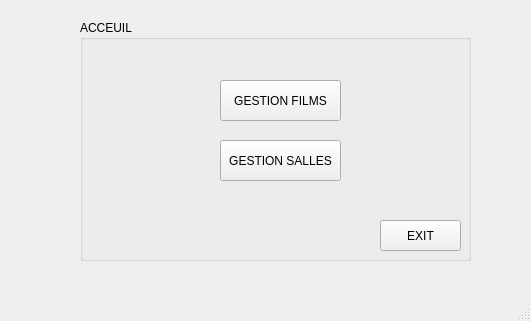
First picture: the form in mainwindow.ui, repository semahkadri/Smart_Cinema-Application-Desktop-, before the edit.
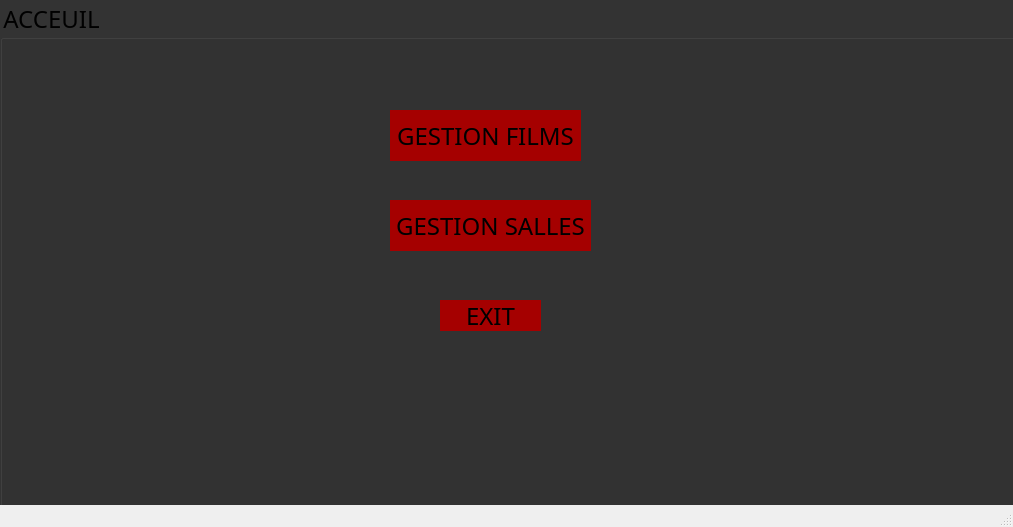
Second picture: the form after the edit. Icons and pictures are not drawn.

```diff
--- a/mainwindow.ui
+++ b/mainwindow.ui
@@ -6,8 +6,8 @@
    <rect>
     <x>0</x>
     <y>0</y>
-    <width>531</width>
-    <height>321</height>
+    <width>1013</width>
+    <height>527</height>
    </rect>
   </property>
   <property name="windowTitle">
@@ -17,22 +17,72 @@
    <widget class="QGroupBox" name="groupBox">
     <property name="geometry">
      <rect>
-      <x>80</x>
-      <y>20</y>
-      <width>391</width>
-      <height>241</height>
+      <x>0</x>
+      <y>0</y>
+      <width>1081</width>
+      <height>551</height>
      </rect>
     </property>
+    <property name="styleSheet">
+     <string notr="true">
+*{
+font-family:century gothic;
+font-size:24px;
+
+}
+QGroupBox
+{
+background:#333;
+background-image:url(:/caca.jpg);
+}
+#pushButton
+{
+color:black;
+border-radius:60px;
+background:#a50000;
+}
+#pushButton:hover
+{
+color:white;
+background:#000000;
+border-radius:60px;
+}
+#pushButton_2
+{
+color:black;
+border-radius:60px;
+background:#a50000;
+}
+#pushButton_2:hover
+{
+color:white;
+background:#000000;
+border-radius:60px;
+}
+#pushButton_3
+{
+color:black;
+border-radius:60px;
+background:#a50000;
+}
+#pushButton_3:hover
+{
+color:white;
+background:#000000;
+border-radius:60px;
+}
+</string>
+    </property>
     <property name="title">
      <string>ACCEUIL</string>
     </property>
     <widget class="QPushButton" name="pushButton">
      <property name="geometry">
       <rect>
-       <x>140</x>
-       <y>60</y>
-       <width>121</width>
-       <height>41</height>
+       <x>390</x>
+       <y>110</y>
+       <width>191</width>
+       <height>51</height>
       </rect>
      </property>
      <property name="text">
@@ -42,10 +92,10 @@
     <widget class="QPushButton" name="pushButton_2">
      <property name="geometry">
       <rect>
-       <x>140</x>
-       <y>120</y>
-       <width>121</width>
-       <height>41</height>
+       <x>390</x>
+       <y>200</y>
+       <width>201</width>
+       <height>51</height>
       </rect>
      </property>
      <property name="text">
@@ -55,9 +105,9 @@
     <widget class="QPushButton" name="pushButton_3">
      <property name="geometry">
       <rect>
-       <x>300</x>
-       <y>200</y>
-       <width>81</width>
+       <x>440</x>
+       <y>300</y>
+       <width>101</width>
        <height>31</height>
       </rect>
      </property>
```
Left out of the diff: 2 changed lines with no effect on the pictures.
